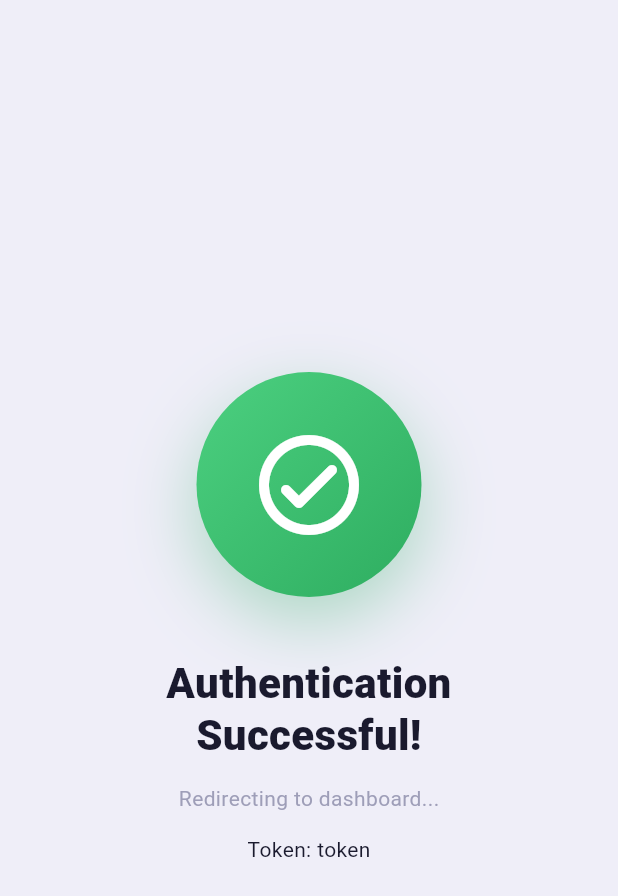
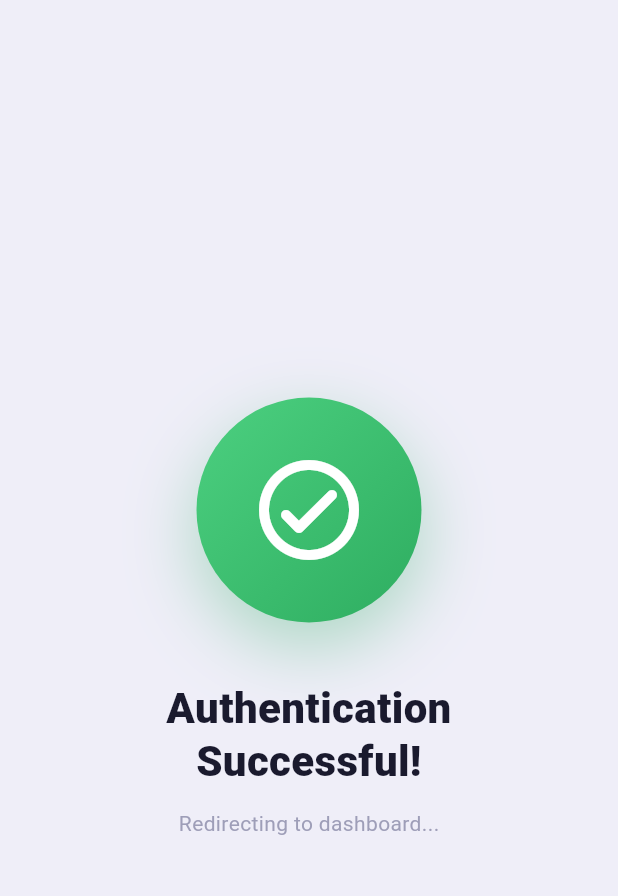
Before and after one commit to MphephuSamuel/labnet_guardian, a Flutter app: the AuthSuccessScreen screen opened directly, on a phone screen of 412 x 824 dp. Shown: the top 896 px of the screen. Run offline on Flutter 3.47's test engine with Material 3 defaults, Android fonts, the phone set to English and light mode, and no system bars; our stand-ins replace firebase_auth, firebase_core, fl_chart, flutter_dotenv, flutter_secure_storage, local_auth and 3 more; accounts and stored records are empty; network calls fail.

Commit message:
removed the token in the frontend

```diff
--- a/lib/screens/authentication_screen.dart
+++ b/lib/screens/authentication_screen.dart
@@ -124,17 +124,6 @@ class _AuthSuccessScreenState extends State<AuthSuccessScreen>
                   style: TextStyle(fontSize: 14, color: Color(0xFF9E9EB8)),
                 ),
 
-                const SizedBox(height: 14),
-
-                // Display the token
-                if (authProvider.token != null)
-                  Text(
-                    'Token: ${authProvider.token}',
-                    style: const TextStyle(
-                      fontSize: 14,
-                      color: Color(0xFF1A1A2E),
-                    ),
-                  ),
               ],
             ),
           ),
```
Also changed, not shown: lib/screens/login_screen.dart (+12 -70 lines).
